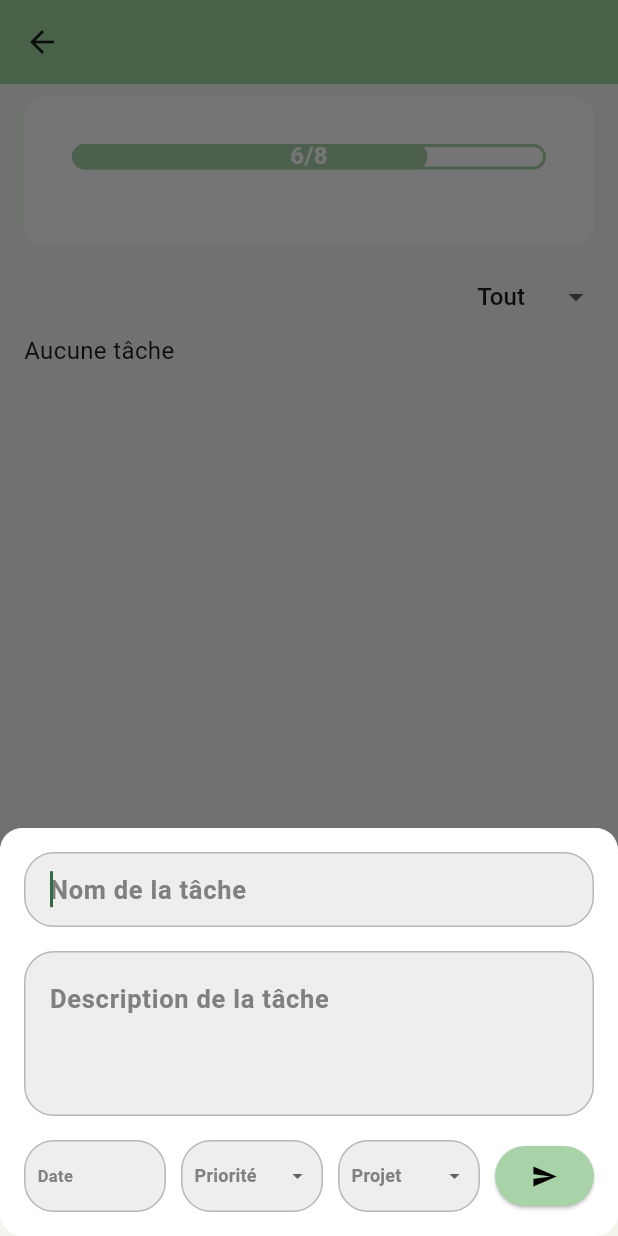
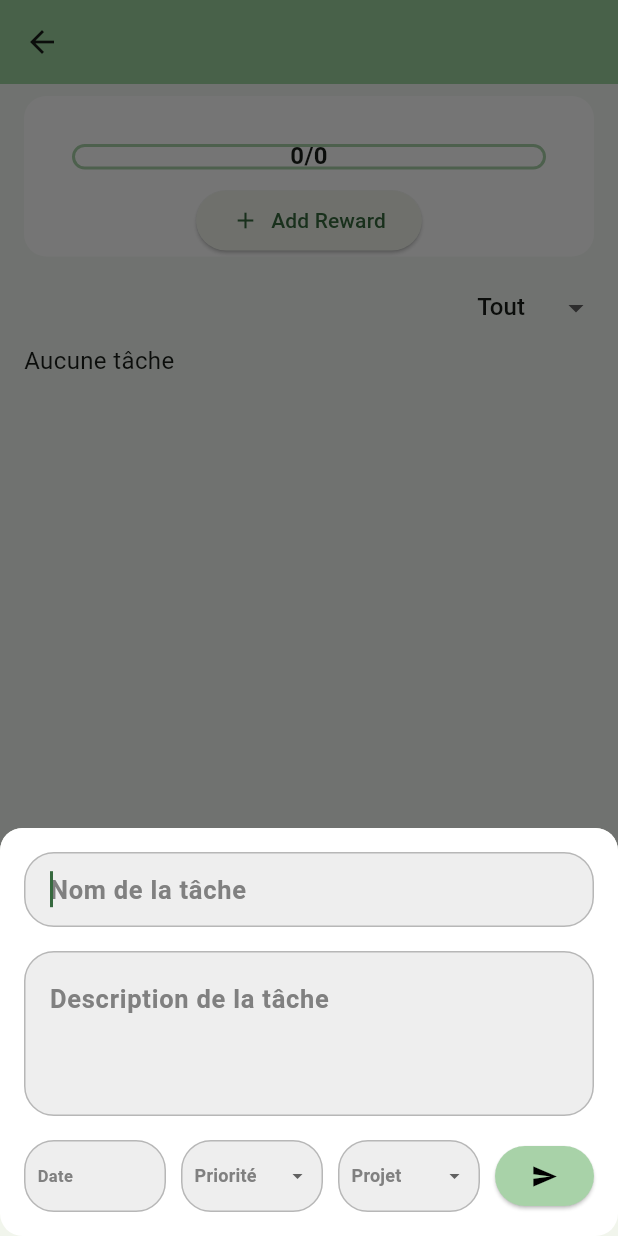
Before and after one commit to ThomasGillet75/rewardly, a Flutter app: the ProjectPageScreen screen opened directly with empty values, after a tap on the "add" icon, on a phone screen of 412 x 824 dp. Run offline on Flutter 3.47's test engine with Material 3 defaults, Android fonts, the phone set to English and light mode, and no system bars; our stand-ins replace bloc, cloud_firestore, equatable, firebase_auth, firebase_core, flutter_bloc and 1 more; accounts and stored records are empty.

Commit message:
reward update

```diff
--- a/lib/Application/bloc/project/project_event.dart
+++ b/lib/Application/bloc/project/project_event.dart
@@ -14,4 +14,10 @@ class AddProjects extends ProjectEvent {
   AddProjects(this.projects);
 }
 
+class AddReward extends ProjectEvent {
+  final Project project;
+
+  AddReward(this.project);
+}
+
 class GetProjects extends ProjectEvent {}
--- a/lib/Application/presentation/screen/home-page-screen.dart
+++ b/lib/Application/presentation/screen/home-page-screen.dart
@@ -90,7 +90,6 @@ class _HomePageState extends State<HomePageScreen> with RouteAware  {
       body: ListView(
         padding: const EdgeInsets.symmetric(horizontal: 16.0, vertical: 8.0),
         children: [
-          const RewardCardWidget(title: "chocolat", taskDone: 6, taskTodo: 8),
           const ToggleButtonWidget(),
           BlocBuilder<ToggleBloc, ToggleState>(
             builder: (context, state) {
--- a/lib/Application/presentation/screen/project_page_screen.dart
+++ b/lib/Application/presentation/screen/project_page_screen.dart
@@ -1,6 +1,8 @@
 import 'package:flutter/material.dart';
 import 'package:flutter_bloc/flutter_bloc.dart';
+import 'package:rewardly/Application/bloc/project/project_bloc.dart';
 import 'package:rewardly/Application/bloc/task/task_bloc.dart';
+import 'package:rewardly/Application/presentation/widget/add_reward_widget.dart';
 import 'package:rewardly/Application/presentation/widget/add_task_widget.dart';
 import 'package:rewardly/Application/presentation/widget/container_filtering_task_widget.dart';
 import 'package:rewardly/Application/presentation/widget/reward_card_widget.dart';
@@ -35,6 +37,17 @@ class _ProjectPageScreenState extends State<ProjectPageScreen> {
     );
   }
 
+  void _showRewardDetails(Project project) {
+    showModalBottomSheet(
+      context: context,
+      isScrollControlled: true,
+      shape: const RoundedRectangleBorder(
+        borderRadius: BorderRadius.vertical(top: Radius.circular(15)),
+      ),
+      builder: (context) => AddRewardWidget(project: project),
+    );
+  }
+
   @override
   Widget build(BuildContext context) {
     return Scaffold(
@@ -45,13 +58,30 @@ class _ProjectPageScreenState extends State<ProjectPageScreen> {
       body: ListView(
         padding: const EdgeInsets.symmetric(horizontal: 16.0, vertical: 8.0),
         children: [
-          RewardCardWidget(title: widget.project.reward, taskDone: 6, taskTodo: 8),
           BlocBuilder<TaskBloc, TaskState>(
-            builder: (context, state) {
-              return ContainerFilteringTaskWidget(
-                tasks: state.tasks,
-                onTaskSelected: _showTaskDetails,
-                selectedFilter: "Tout",
+            builder: (context, taskState) {
+              return Column(
+                children: [
+                  BlocBuilder<ProjectBloc, ProjectState>(
+                    builder: (context, projectState) {
+                      final updatedProject = projectState.projects.firstWhere(
+                            (proj) => proj.id == widget.project.id,
+                        orElse: () => widget.project,
+                      );
+
+                      return RewardCardWidget(
+                        project: updatedProject,
+                        taskList: taskState.tasks,
+                        onRewardSelected: _showRewardDetails,
+                      );
+                    },
+                  ),
+                  ContainerFilteringTaskWidget(
+                    tasks: taskState.tasks,
+                    onTaskSelected: _showTaskDetails,
+                    selectedFilter: "Tout",
+                  ),
+                ],
               );
             },
           ),
--- a/lib/Application/presentation/widget/reward_card_widget.dart
+++ b/lib/Application/presentation/widget/reward_card_widget.dart
@@ -1,16 +1,24 @@
+import 'package:confetti/confetti.dart';
+import 'package:flutter/cupertino.dart';
 import 'package:flutter/material.dart';
+import 'package:flutter_bloc/flutter_bloc.dart';
+import 'package:fluttertoast/fluttertoast.dart';
+import 'package:rewardly/Application/bloc/project/project_bloc.dart';
 import 'package:rewardly/Core/color.dart';
+import 'package:rewardly/Data/models/project_entity.dart';
+import 'package:rewardly/Data/models/task_entity.dart';
 
 class RewardCardWidget extends StatefulWidget {
-  const RewardCardWidget(
-      {super.key,
-      required this.title,
-      required this.taskTodo,
-      required this.taskDone});
+  const RewardCardWidget({
+    super.key,
+    required this.project,
+    required this.taskList,
+    required this.onRewardSelected,
+  });
 
-  final String title;
-  final int taskTodo;
-  final int taskDone;
+  final Project project;
+  final List<Task> taskList;
+  final void Function(Project project) onRewardSelected;
 
   @override
   State<RewardCardWidget> createState() => _RewardCardWidgetState();
@@ -19,24 +27,65 @@ class RewardCardWidget extends StatefulWidget {
 class _RewardCardWidgetState extends State<RewardCardWidget> {
   final int _marginOffset = 96;
 
+  late ConfettiController _confettiController; // Déclaration du contrôleur de confettis
+
+  @override
+  void initState() {
+    super.initState();
+    _confettiController =
+        ConfettiController(duration: const Duration(seconds: 1));
+  }
+
+  @override
+  void dispose() {
+    _confettiController.dispose();
+    super.dispose();
+  }
+
   // calculate the percentage for the size of the bar
-  double calculatePercentage() {
-    double completionPercentage =
-        widget.taskTodo > 0 ? widget.taskDone / widget.taskTodo : 0.0;
+  double calculatePercentage(int taskDone, int taskTodo) {
+    double completionPercentage = taskTodo > 0 ? taskDone / taskTodo : 0.0;
     double containerWidth = MediaQuery.of(context).size.width - _marginOffset;
     return containerWidth * completionPercentage;
   }
 
+  void _pushing() {
+    widget.onRewardSelected(widget.project);
+  }
+
   @override
   Widget build(BuildContext context) {
+    final int taskDone = widget.taskList.where((task) => task.isDone).length;
+    final int taskTodo = widget.taskList.length;
+
+    if (taskTodo == taskDone && taskTodo != 0) {
+      Fluttertoast.showToast(
+        msg: "Félicitations ! Vous avez terminé toutes les tâches ! 🎉",
+        toastLength: Toast.LENGTH_SHORT,
+        gravity: ToastGravity.BOTTOM,
+        backgroundColor: Colors.green,
+        textColor: Colors.white,
+        fontSize: 16.0,
+      );
+
+
+      widget.project.reward = "";
+      BlocProvider.of<ProjectBloc>(context).add(AddReward(widget.project));
+      _confettiController.play();
+    }
+
     return Container(
       margin: const EdgeInsets.only(bottom: 10),
-      height: 100,
+      constraints: const BoxConstraints(
+        minHeight: 100,
+      ),
       decoration: BoxDecoration(
         color: AppColors.secondary,
         borderRadius: BorderRadius.circular(15),
       ),
-      child: Column(
+      child: Stack(  // Utilisation du Stack pour superposer les widgets
+        children: [
+          Column(
             children: [
               Stack(
                 children: [
@@ -52,11 +101,13 @@ class _RewardCardWidgetState extends State<RewardCardWidget> {
                       ),
                     ),
                   ),
-              Container(
+                  AnimatedContainer(
+                    duration: const Duration(milliseconds: 500),
+                    curve: Curves.easeInOut,
                     margin: const EdgeInsets.only(
                         top: 32, left: 32, right: 32, bottom: 10),
                     height: 17,
-                width: calculatePercentage(),
+                    width: calculatePercentage(taskDone, taskTodo),
                     decoration: BoxDecoration(
                       color: AppColors.primary,
                       borderRadius: BorderRadius.circular(15),
@@ -68,19 +119,57 @@ class _RewardCardWidgetState extends State<RewardCardWidget> {
                     right: 0,
                     child: Center(
                       child: Text(
-                    "${widget.taskDone}/${widget.taskTodo}",
+                        "$taskDone/$taskTodo",
                         style: const TextStyle(
                           fontSize: 16,
                           fontWeight: FontWeight.bold,
-                        color: AppColors.secondary),
+                        ),
                       ),
                     ),
                   ),
                 ],
               ),
-          Text(widget.title,
+              if (widget.project.reward != "") ...[
+                Text(widget.project.reward,
                     style:
                     const TextStyle(fontSize: 20, fontWeight: FontWeight.bold)),
+              ] else ...[
+                ElevatedButton(
+                  onPressed: _pushing,
+                  child: const Row(
+                    mainAxisSize: MainAxisSize.min,
+                    children: [
+                      Icon(Icons.add),
+                      SizedBox(width: 8),
+                      Text("Add Reward"),
+                    ],
+                  ),
+                ),
+              ]
+            ],
+          ),
+
+          // ConfettiWidget au-dessus de tout
+          if (taskTodo == taskDone && taskTodo != 0) ...[
+            Positioned.fill(  // Utilisation de Positioned.fill pour occuper tout l'espace
+              child: Align(
+                alignment: Alignment.center, // Centre les confettis
+                child: ConfettiWidget(
+                  confettiController: _confettiController,
+                  blastDirectionality: BlastDirectionality.explosive,
+                  shouldLoop: false,
+                  colors: const [
+                    Colors.blue,
+                    Colors.green,
+                    Colors.pink,
+                    Colors.orange
+                  ],
+                  gravity: 0.1,
+                  child: Container(), // Widget vide ici pour lancer les confettis
+                ),
+              ),
+            ),
+          ],
         ],
       ),
     );
--- a/pubspec.yaml
+++ b/pubspec.yaml
@@ -31,6 +31,8 @@ dependencies:
   flutter:
     sdk: flutter
   uuid: ^3.0.7
+  confetti: ^0.8.0
+  fluttertoast: ^8.2.10
 
 
   # The following adds the Cupertino Icons font to your application.
```
Also changed, not shown: lib/Application/bloc/friends/friends_bloc.dart (+7 -9 lines), lib/Application/bloc/project/project_bloc.dart (+8 -0 lines), lib/Application/presentation/widget/add_reward_widget.dart (added, +79 -0 lines), lib/Data/services/firestore_project_service.dart (+10 -6 lines), pubspec.lock. Lines whose indentation alone changed are shown as unchanged.
